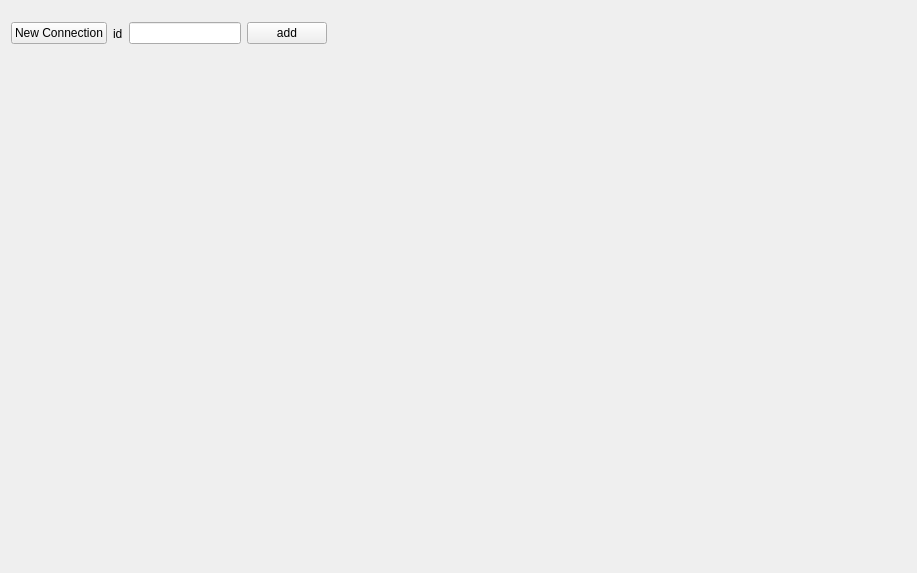
Before: the Qt Designer form calibrationwidget.ui in MichalRK19780524/MCORD_GUI_CPP, drawn with Qt 5.
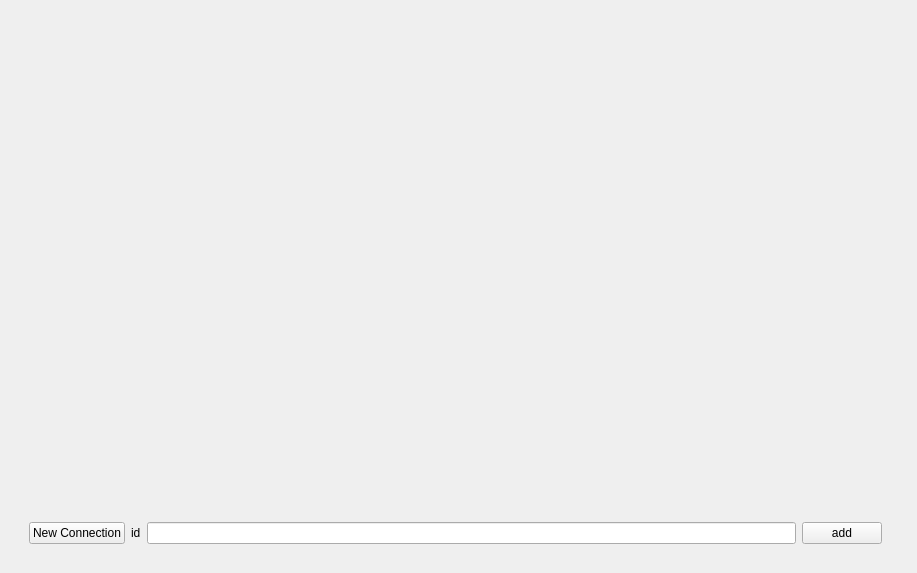
After: the same form once the commit is applied.

Commit message: Changes in Calibration Elements

What changed in the file:
```diff
--- a/calibrationwidget.ui
+++ b/calibrationwidget.ui
@@ -13,21 +13,25 @@
   <property name="windowTitle">
    <string>Form</string>
   </property>
-  <layout class="QGridLayout" name="gridLayout">
-   <item row="0" column="1">
-    <widget class="QWidget" name="widget_2" native="true"/>
-   </item>
-   <item row="0" column="0">
-    <widget class="QWidget" name="widget_4" native="true">
-     <widget class="QWidget" name="">
-      <property name="geometry">
-       <rect>
-        <x>0</x>
-        <y>10</y>
-        <width>316</width>
-        <height>25</height>
-       </rect>
-      </property>
+  <layout class="QHBoxLayout" name="horizontalLayout_2">
+   <item>
+    <widget class="QWidget" name="barListWidget" native="true">
+     <layout class="QVBoxLayout" name="verticalLayout">
+      <item>
+       <spacer name="verticalSpacer">
+        <property name="orientation">
+         <enum>Qt::Orientation::Vertical</enum>
+        </property>
+        <property name="sizeHint" stdset="0">
+         <size>
+          <width>20</width>
+          <height>40</height>
+         </size>
+        </property>
+       </spacer>
+      </item>
+      <item>
+       <widget class="QWidget" name="widget" native="true">
       <layout class="QHBoxLayout" name="horizontalLayout">
        <item>
         <widget class="QPushButton" name="newConnectionPushButton">
@@ -55,8 +59,13 @@
        </item>
       </layout>
      </widget>
+      </item>
+     </layout>
     </widget>
    </item>
+   <item>
+    <widget class="QWidget" name="widget_2" native="true"/>
+   </item>
   </layout>
  </widget>
  <resources/>
```
Left out of the diff: 6 changed lines with no effect on the pictures. Lines whose indentation alone changed are shown as unchanged. The commit also changes 2 other files.
